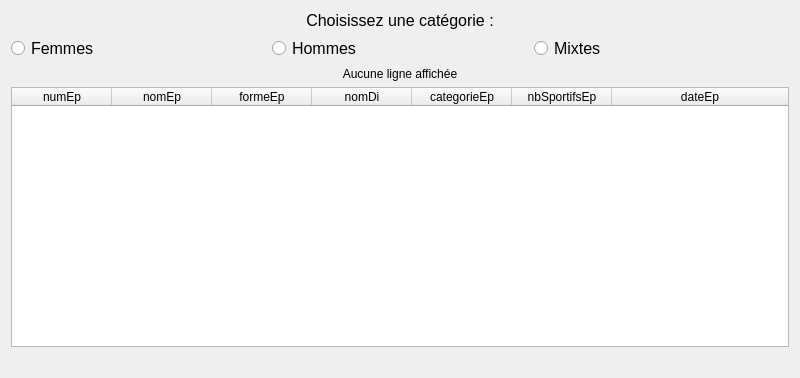
Above: gui/fct_comp_1.ui from Cengokill/BaseDonnees_Qt_Designer before the change. Below: the same form after it.
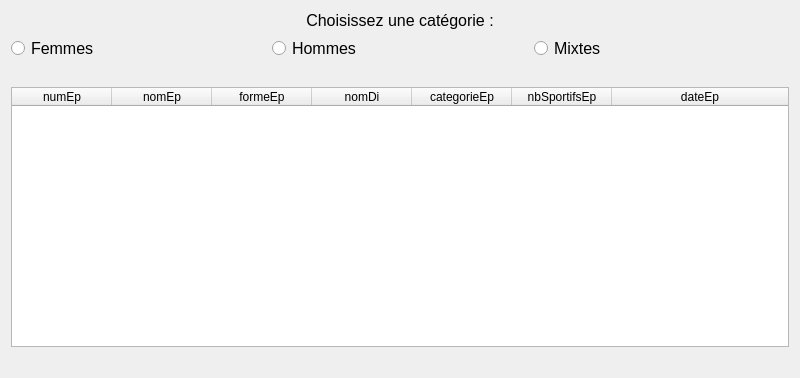
That is the form after the change.

Commit message: Partie 1 : exercice 1.1

The edit to the form file:
```diff
--- a/gui/fct_comp_1.ui
+++ b/gui/fct_comp_1.ui
@@ -143,7 +143,7 @@
    <item row="2" column="0">
     <widget class="QLabel" name="affichage_taille">
      <property name="text">
-      <string>Aucune ligne affichée</string>
+      <string/>
      </property>
      <property name="alignment">
       <set>Qt::AlignCenter</set>
```
The commit also changes 1 other file.
